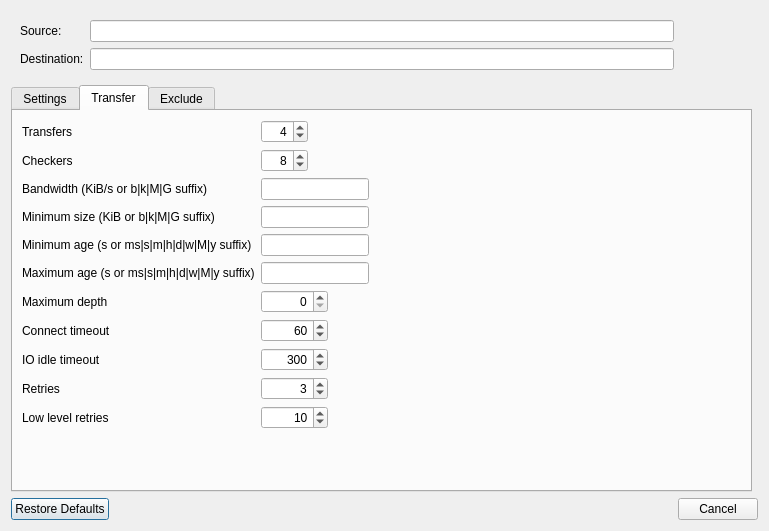
First picture: the form in src/transfer_dialog.ui, repository SysAdminDoc/RcloneBrowserNG, before the edit.
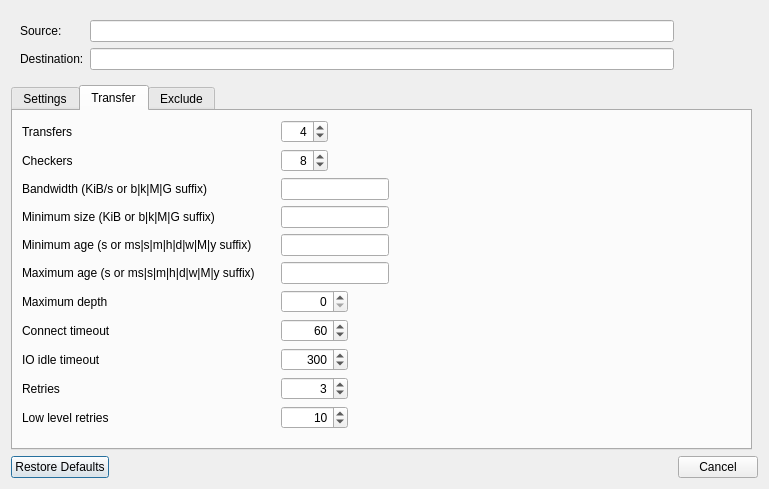
Second picture: the form after the edit. The open tabs and pages were chosen to show the change.

Commit message: transfer dialog ui cosmetic

```diff
--- a/src/transfer_dialog.ui
+++ b/src/transfer_dialog.ui
@@ -6,8 +6,8 @@
    <rect>
     <x>0</x>
     <y>0</y>
-    <width>765</width>
-    <height>664</height>
+    <width>771</width>
+    <height>558</height>
    </rect>
   </property>
   <property name="sizePolicy">
@@ -210,6 +210,39 @@
           <property name="bottomMargin">
            <number>0</number>
           </property>
+          <item row="2" column="0" colspan="3">
+           <widget class="QCheckBox" name="checkSkipExisting">
+            <property name="toolTip">
+             <string>--ignore-existing</string>
+            </property>
+            <property name="text">
+             <string>Skip all files that exist</string>
+            </property>
+           </widget>
+          </item>
+          <item row="4" column="0">
+           <spacer name="verticalSpacer_3">
+            <property name="orientation">
+             <enum>Qt::Vertical</enum>
+            </property>
+            <property name="sizeHint" stdset="0">
+             <size>
+              <width>0</width>
+              <height>10</height>
+             </size>
+            </property>
+           </spacer>
+          </item>
+          <item row="1" column="0" colspan="3">
+           <widget class="QCheckBox" name="checkSkipNewer">
+            <property name="toolTip">
+             <string>--update</string>
+            </property>
+            <property name="text">
+             <string>Skip files that are newer on the destination</string>
+            </property>
+           </widget>
+          </item>
           <item row="3" column="3">
            <spacer name="horizontalSpacer">
             <property name="orientation">
@@ -261,17 +294,7 @@
             </item>
            </widget>
           </item>
-          <item row="1" column="0" colspan="3">
-           <widget class="QCheckBox" name="checkSkipNewer">
-            <property name="toolTip">
-             <string>--update</string>
-            </property>
-            <property name="text">
-             <string>Skip files that are newer on the destination</string>
-            </property>
-           </widget>
-          </item>
-          <item row="3" column="0" colspan="2" alignment="Qt::AlignBottom">
+          <item row="3" column="0" colspan="2">
            <widget class="QCheckBox" name="checkCompare">
             <property name="toolTip">
              <string>compare logic</string>
@@ -284,29 +307,6 @@
             </property>
            </widget>
           </item>
-          <item row="2" column="0" colspan="3">
-           <widget class="QCheckBox" name="checkSkipExisting">
-            <property name="toolTip">
-             <string>--ignore-existing</string>
-            </property>
-            <property name="text">
-             <string>Skip all files that exist</string>
-            </property>
-           </widget>
-          </item>
-          <item row="4" column="0">
-           <spacer name="verticalSpacer_3">
-            <property name="orientation">
-             <enum>Qt::Vertical</enum>
-            </property>
-            <property name="sizeHint" stdset="0">
-             <size>
-              <width>0</width>
-              <height>0</height>
-             </size>
-            </property>
-           </spacer>
-          </item>
          </layout>
         </widget>
        </item>
@@ -315,7 +315,7 @@
          <property name="title">
           <string>Mode</string>
          </property>
-         <layout class="QFormLayout" name="formLayout_2">
+         <layout class="QGridLayout" name="gridLayout_5">
           <property name="bottomMargin">
            <number>0</number>
           </property>
@@ -370,19 +370,6 @@
             </property>
            </widget>
           </item>
-          <item row="4" column="0">
-           <spacer name="horizontalSpacer_2">
-            <property name="orientation">
-             <enum>Qt::Horizontal</enum>
-            </property>
-            <property name="sizeHint" stdset="0">
-             <size>
-              <width>0</width>
-              <height>0</height>
-             </size>
-            </property>
-           </spacer>
-          </item>
           <item row="2" column="1">
            <widget class="QComboBox" name="cbSyncDelete">
             <property name="enabled">
@@ -411,7 +398,7 @@
             </item>
            </widget>
           </item>
-          <item row="3" column="0">
+          <item row="3" column="1">
            <spacer name="verticalSpacer">
             <property name="orientation">
              <enum>Qt::Vertical</enum>
@@ -424,6 +411,19 @@
             </property>
            </spacer>
           </item>
+          <item row="4" column="1">
+           <spacer name="horizontalSpacer_2">
+            <property name="orientation">
+             <enum>Qt::Horizontal</enum>
+            </property>
+            <property name="sizeHint" stdset="0">
+             <size>
+              <width>0</width>
+              <height>0</height>
+             </size>
+            </property>
+           </spacer>
+          </item>
          </layout>
         </widget>
        </item>
@@ -435,7 +435,7 @@
          <property name="sizeHint" stdset="0">
           <size>
            <width>20</width>
-           <height>40</height>
+           <height>0</height>
           </size>
          </property>
         </spacer>
@@ -446,7 +446,111 @@
       <attribute name="title">
        <string>Transfer</string>
       </attribute>
-      <layout class="QFormLayout" name="formLayout">
+      <layout class="QGridLayout" name="gridLayout_6">
+       <item row="9" column="0">
+        <widget class="QLabel" name="label_9">
+         <property name="text">
+          <string>Retries</string>
+         </property>
+         <property name="buddy">
+          <cstring>spinRetries</cstring>
+         </property>
+        </widget>
+       </item>
+       <item row="8" column="0">
+        <widget class="QLabel" name="label_7">
+         <property name="text">
+          <string>IO idle timeout</string>
+         </property>
+         <property name="buddy">
+          <cstring>spinIdleTimeout</cstring>
+         </property>
+        </widget>
+       </item>
+       <item row="6" column="0">
+        <widget class="QLabel" name="label_4">
+         <property name="text">
+          <string>Maximum depth</string>
+         </property>
+         <property name="buddy">
+          <cstring>spinMaxDepth</cstring>
+         </property>
+        </widget>
+       </item>
+       <item row="8" column="2">
+        <widget class="QSpinBox" name="spinIdleTimeout">
+         <property name="sizePolicy">
+          <sizepolicy hsizetype="Fixed" vsizetype="Fixed">
+           <horstretch>0</horstretch>
+           <verstretch>0</verstretch>
+          </sizepolicy>
+         </property>
+         <property name="toolTip">
+          <string>--timeout</string>
+         </property>
+         <property name="alignment">
+          <set>Qt::AlignRight|Qt::AlignTrailing|Qt::AlignVCenter</set>
+         </property>
+         <property name="maximum">
+          <number>999999</number>
+         </property>
+         <property name="value">
+          <number>300</number>
+         </property>
+        </widget>
+       </item>
+       <item row="7" column="0">
+        <widget class="QLabel" name="label_8">
+         <property name="text">
+          <string>Connect timeout</string>
+         </property>
+         <property name="buddy">
+          <cstring>spinConnectTimeout</cstring>
+         </property>
+        </widget>
+       </item>
+       <item row="4" column="2">
+        <widget class="QLineEdit" name="textMinAge">
+         <property name="sizePolicy">
+          <sizepolicy hsizetype="Fixed" vsizetype="Fixed">
+           <horstretch>0</horstretch>
+           <verstretch>0</verstretch>
+          </sizepolicy>
+         </property>
+         <property name="toolTip">
+          <string>--min-age</string>
+         </property>
+        </widget>
+       </item>
+       <item row="5" column="0">
+        <widget class="QLabel" name="label_3">
+         <property name="text">
+          <string>Maximum age (s or ms|s|m|h|d|w|M|y suffix)</string>
+         </property>
+         <property name="buddy">
+          <cstring>textMaxAge</cstring>
+         </property>
+        </widget>
+       </item>
+       <item row="6" column="2">
+        <widget class="QSpinBox" name="spinMaxDepth">
+         <property name="sizePolicy">
+          <sizepolicy hsizetype="Fixed" vsizetype="Fixed">
+           <horstretch>0</horstretch>
+           <verstretch>0</verstretch>
+          </sizepolicy>
+         </property>
+         <property name="toolTip">
+          <string>--max-depth</string>
+         </property>
+         <property name="alignment">
+          <set>Qt::AlignRight|Qt::AlignTrailing|Qt::AlignVCenter</set>
+         </property>
+         <property name="maximum">
+          <number>999999</number>
+         </property>
+        </widget>
+       </item>
        <item row="1" column="0">
         <widget class="QLabel" name="label_5">
          <property name="text">
@@ -457,8 +561,8 @@
          </property>
         </widget>
        </item>
-       <item row="1" column="1">
-        <widget class="QSpinBox" name="spinCheckers">
+       <item row="3" column="2">
+        <widget class="QLineEdit" name="textMinSize">
          <property name="sizePolicy">
           <sizepolicy hsizetype="Fixed" vsizetype="Fixed">
            <horstretch>0</horstretch>
@@ -466,42 +570,7 @@
           </sizepolicy>
          </property>
          <property name="toolTip">
-          <string>--checkers</string>
-         </property>
-         <property name="alignment">
-          <set>Qt::AlignRight|Qt::AlignTrailing|Qt::AlignVCenter</set>
-         </property>
-         <property name="minimum">
-          <number>1</number>
-         </property>
-         <property name="maximum">
-          <number>999</number>
-         </property>
-         <property name="value">
-          <number>8</number>
-         </property>
-        </widget>
-       </item>
-       <item row="2" column="0">
-        <widget class="QLabel" name="label">
-         <property name="text">
-          <string>Bandwidth (KiB/s or b|k|M|G suffix)</string>
-         </property>
-         <property name="buddy">
-          <cstring>textBandwidth</cstring>
-         </property>
-        </widget>
-       </item>
-       <item row="2" column="1">
-        <widget class="QLineEdit" name="textBandwidth">
-         <property name="sizePolicy">
-          <sizepolicy hsizetype="Fixed" vsizetype="Fixed">
-           <horstretch>0</horstretch>
-           <verstretch>0</verstretch>
-          </sizepolicy>
-         </property>
-         <property name="toolTip">
-          <string>--bwlimit</string>
+          <string>--min-size</string>
          </property>
         </widget>
        </item>
@@ -515,19 +584,29 @@
          </property>
         </widget>
        </item>
-       <item row="3" column="1">
-        <widget class="QLineEdit" name="textMinSize">
-         <property name="sizePolicy">
-          <sizepolicy hsizetype="Fixed" vsizetype="Fixed">
-           <horstretch>0</horstretch>
-           <verstretch>0</verstretch>
-          </sizepolicy>
+       <item row="0" column="0">
+        <widget class="QLabel" name="label_11">
+         <property name="text">
+          <string>Transfers</string>
          </property>
-         <property name="toolTip">
-          <string>--min-size</string>
+         <property name="buddy">
+          <cstring>spinTransfers</cstring>
          </property>
         </widget>
        </item>
+       <item row="11" column="4">
+        <spacer name="verticalSpacer_4">
+         <property name="orientation">
+          <enum>Qt::Vertical</enum>
+         </property>
+         <property name="sizeHint" stdset="0">
+          <size>
+           <width>20</width>
+           <height>3</height>
+          </size>
+         </property>
+        </spacer>
+       </item>
        <item row="4" column="0">
         <widget class="QLabel" name="label_6">
          <property name="text">
@@ -538,30 +617,67 @@
          </property>
         </widget>
        </item>
-       <item row="4" column="1">
-        <widget class="QLineEdit" name="textMinAge">
-         <property name="sizePolicy">
-          <sizepolicy hsizetype="Fixed" vsizetype="Fixed">
-           <horstretch>0</horstretch>
-           <verstretch>0</verstretch>
-          </sizepolicy>
-         </property>
-         <property name="toolTip">
-          <string>--min-age</string>
-         </property>
-        </widget>
-       </item>
-       <item row="5" column="0">
-        <widget class="QLabel" name="label_3">
+       <item row="10" column="0">
+        <widget class="QLabel" name="label_10">
          <property name="text">
-          <string>Maximum age (s or ms|s|m|h|d|w|M|y suffix)</string>
+          <string>Low level retries</string>
          </property>
          <property name="buddy">
-          <cstring>textMaxAge</cstring>
+          <cstring>spinLowLevelRetries</cstring>
          </property>
         </widget>
        </item>
-       <item row="5" column="1">
+       <item row="1" column="2">
+        <widget class="QSpinBox" name="spinCheckers">
+         <property name="sizePolicy">
+          <sizepolicy hsizetype="Fixed" vsizetype="Fixed">
+           <horstretch>0</horstretch>
+           <verstretch>0</verstretch>
+          </sizepolicy>
+         </property>
+         <property name="toolTip">
+          <string>--checkers</string>
+         </property>
+         <property name="alignment">
+          <set>Qt::AlignRight|Qt::AlignTrailing|Qt::AlignVCenter</set>
+         </property>
+         <property name="minimum">
+          <number>1</number>
+         </property>
+         <property name="maximum">
+          <number>999</number>
+         </property>
+         <property name="value">
+          <number>8</number>
+         </property>
+        </widget>
+       </item>
+       <item row="0" column="2">
+        <widget class="QSpinBox" name="spinTransfers">
+         <property name="sizePolicy">
+          <sizepolicy hsizetype="Fixed" vsizetype="Fixed">
+           <horstretch>0</horstretch>
+           <verstretch>0</verstretch>
+          </sizepolicy>
+         </property>
+         <property name="toolTip">
+          <string>--transfers</string>
+         </property>
+         <property name="alignment">
+          <set>Qt::AlignRight|Qt::AlignTrailing|Qt::AlignVCenter</set>
+         </property>
+         <property name="minimum">
+          <number>1</number>
+         </property>
+         <property name="maximum">
+          <number>999</number>
+         </property>
+         <property name="value">
+          <number>4</number>
+         </property>
+        </widget>
+       </item>
+       <item row="5" column="2">
         <widget class="QLineEdit" name="textMaxAge">
          <property name="sizePolicy">
           <sizepolicy hsizetype="Fixed" vsizetype="Fixed">
@@ -574,18 +690,18 @@
          </property>
         </widget>
        </item>
-       <item row="6" column="0">
-        <widget class="QLabel" name="label_4">
+       <item row="2" column="0">
+        <widget class="QLabel" name="label">
          <property name="text">
-          <string>Maximum depth</string>
+          <string>Bandwidth (KiB/s or b|k|M|G suffix)</string>
          </property>
          <property name="buddy">
-          <cstring>spinMaxDepth</cstring>
+          <cstring>textBandwidth</cstring>
          </property>
         </widget>
        </item>
-       <item row="6" column="1">
-        <widget class="QSpinBox" name="spinMaxDepth">
+       <item row="2" column="2">
+        <widget class="QLineEdit" name="textBandwidth">
          <property name="sizePolicy">
           <sizepolicy hsizetype="Fixed" vsizetype="Fixed">
            <horstretch>0</horstretch>
@@ -593,94 +709,11 @@
           </sizepolicy>
          </property>
          <property name="toolTip">
-          <string>--max-depth</string>
+          <string>--bwlimit</string>
          </property>
-         <property name="alignment">
-          <set>Qt::AlignRight|Qt::AlignTrailing|Qt::AlignVCenter</set>
-         </property>
-         <property name="maximum">
-          <number>999999</number>
-         </property>
         </widget>
        </item>
-       <item row="7" column="0">
-        <widget class="QLabel" name="label_8">
-         <property name="text">
-          <string>Connect timeout</string>
-         </property>
-         <property name="buddy">
-          <cstring>spinConnectTimeout</cstring>
-         </property>
-        </widget>
-       </item>
-       <item row="7" column="1">
-        <widget class="QSpinBox" name="spinConnectTimeout">
-         <property name="sizePolicy">
-          <sizepolicy hsizetype="Fixed" vsizetype="Fixed">
-           <horstretch>0</horstretch>
-           <verstretch>0</verstretch>
-          </sizepolicy>
-         </property>
-         <property name="toolTip">
-          <string>--contimeout</string>
-         </property>
-         <property name="alignment">
-          <set>Qt::AlignRight|Qt::AlignTrailing|Qt::AlignVCenter</set>
-         </property>
-         <property name="minimum">
-          <number>1</number>
-         </property>
-         <property name="maximum">
-          <number>999999</number>
-         </property>
-         <property name="value">
-          <number>60</number>
-         </property>
-        </widget>
-       </item>
-       <item row="8" column="0">
-        <widget class="QLabel" name="label_7">
-         <property name="text">
-          <string>IO idle timeout</string>
-         </property>
-         <property name="buddy">
-          <cstring>spinIdleTimeout</cstring>
-         </property>
-        </widget>
-       </item>
-       <item row="8" column="1">
-        <widget class="QSpinBox" name="spinIdleTimeout">
-         <property name="sizePolicy">
-          <sizepolicy hsizetype="Fixed" vsizetype="Fixed">
-           <horstretch>0</horstretch>
-           <verstretch>0</verstretch>
-          </sizepolicy>
-         </property>
-         <property name="toolTip">
-          <string>--timeout</string>
-         </property>
-         <property name="alignment">
-          <set>Qt::AlignRight|Qt::AlignTrailing|Qt::AlignVCenter</set>
-         </property>
-         <property name="maximum">
-          <number>999999</number>
-         </property>
-         <property name="value">
-          <number>300</number>
-         </property>
-        </widget>
-       </item>
-       <item row="9" column="0">
-        <widget class="QLabel" name="label_9">
-         <property name="text">
-          <string>Retries</string>
-         </property>
-         <property name="buddy">
-          <cstring>spinRetries</cstring>
-         </property>
-        </widget>
-       </item>
-       <item row="9" column="1">
+       <item row="9" column="2">
         <widget class="QSpinBox" name="spinRetries">
          <property name="sizePolicy">
           <sizepolicy hsizetype="Fixed" vsizetype="Fixed">
@@ -705,17 +738,7 @@
          </property>
         </widget>
        </item>
-       <item row="10" column="0">
-        <widget class="QLabel" name="label_10">
-         <property name="text">
-          <string>Low level retries</string>
-         </property>
-         <property name="buddy">
-          <cstring>spinLowLevelRetries</cstring>
-         </property>
-        </widget>
-       </item>
-       <item row="10" column="1">
+       <item row="10" column="2">
         <widget class="QSpinBox" name="spinLowLevelRetries">
          <property name="sizePolicy">
           <sizepolicy hsizetype="Fixed" vsizetype="Fixed">
@@ -740,8 +763,21 @@
          </property>
         </widget>
        </item>
-       <item row="0" column="1">
-        <widget class="QSpinBox" name="spinTransfers">
+       <item row="3" column="3">
+        <spacer name="horizontalSpacer_3">
+         <property name="orientation">
+          <enum>Qt::Horizontal</enum>
+         </property>
+         <property name="sizeHint" stdset="0">
+          <size>
+           <width>40</width>
+           <height>20</height>
+          </size>
+         </property>
+        </spacer>
+       </item>
+       <item row="7" column="2">
+        <widget class="QSpinBox" name="spinConnectTimeout">
          <property name="sizePolicy">
           <sizepolicy hsizetype="Fixed" vsizetype="Fixed">
            <horstretch>0</horstretch>
@@ -749,7 +785,7 @@
           </sizepolicy>
          </property>
          <property name="toolTip">
-          <string>--transfers</string>
+          <string>--contimeout</string>
          </property>
          <property name="alignment">
           <set>Qt::AlignRight|Qt::AlignTrailing|Qt::AlignVCenter</set>
@@ -758,22 +794,28 @@
           <number>1</number>
          </property>
          <property name="maximum">
-          <number>999</number>
+          <number>999999</number>
          </property>
          <property name="value">
-          <number>4</number>
+          <number>60</number>
          </property>
         </widget>
        </item>
-       <item row="0" column="0">
-        <widget class="QLabel" name="label_11">
-         <property name="text">
-          <string>Transfers</string>
+       <item row="3" column="1">
+        <spacer name="horizontalSpacer_4">
+         <property name="orientation">
+          <enum>Qt::Horizontal</enum>
          </property>
-         <property name="buddy">
-          <cstring>spinTransfers</cstring>
+         <property name="sizeType">
+          <enum>QSizePolicy::Fixed</enum>
          </property>
-        </widget>
+         <property name="sizeHint" stdset="0">
+          <size>
+           <width>20</width>
+           <height>20</height>
+          </size>
+         </property>
+        </spacer>
        </item>
       </layout>
      </widget>
```
